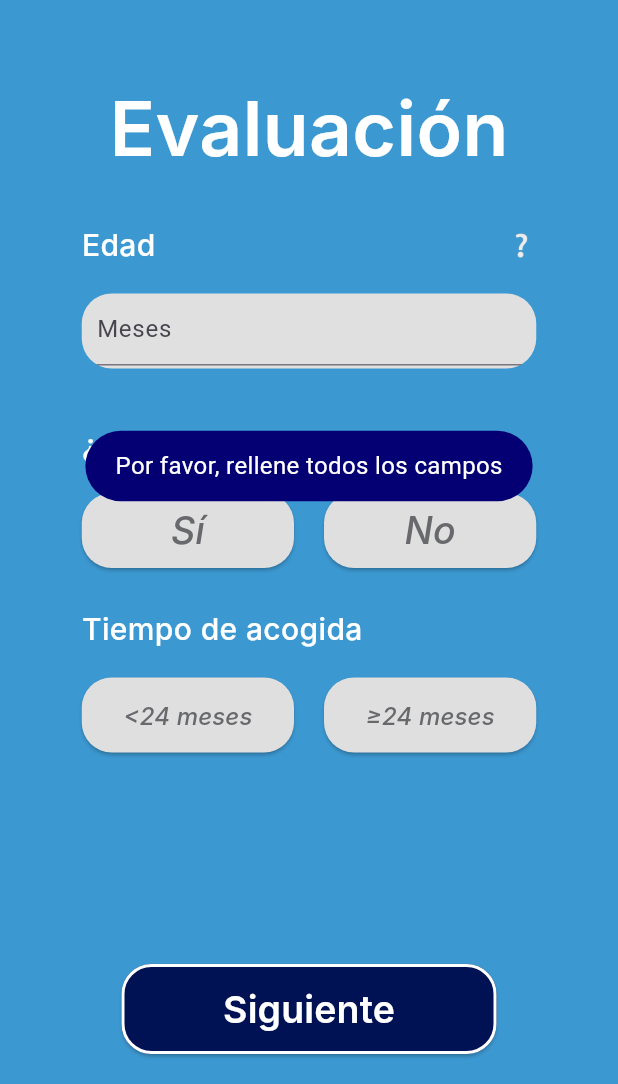
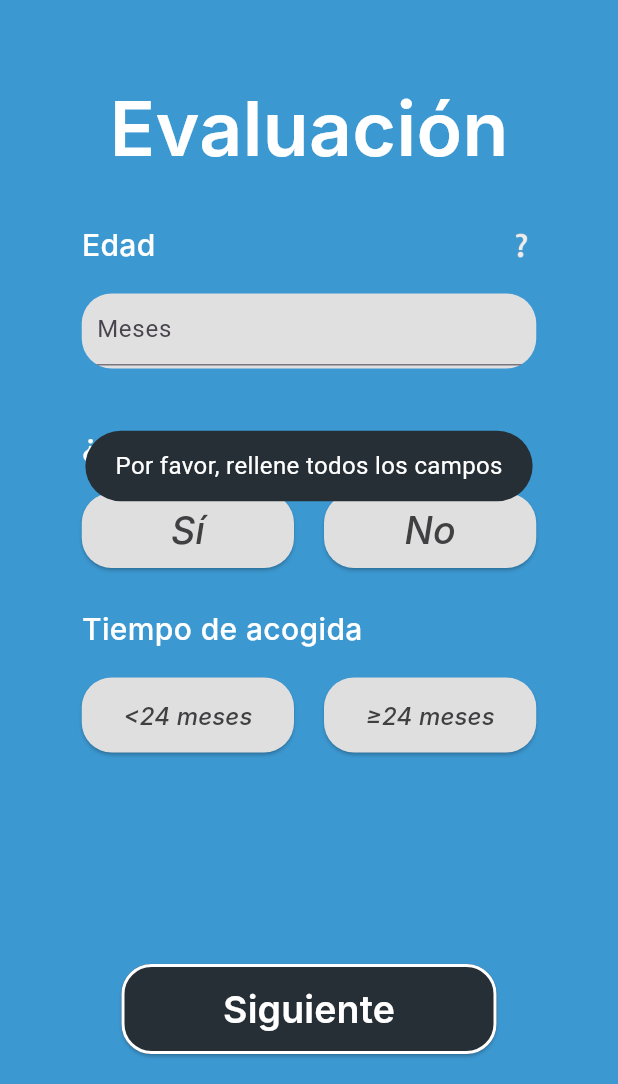
Before and after one commit to irenetrrs/teaf_app, a Flutter app: the Analisis1UI screen opened directly, after a tap on "Siguiente", on a phone screen of 412 x 824 dp, the part 152-1236 px from its top. Run offline on Flutter 3.47's test engine with Material 3 defaults, Android fonts, the phone set to English and light mode, and no system bars; our stand-ins replace csv, fluttertoast, open_file, pdf, shared_preferences; accounts and stored records are empty; Roboto replaces fonts that are missing (Inter).

Commit message:
colorinchis

```diff
--- a/lib/analisis1_ui.dart
+++ b/lib/analisis1_ui.dart
@@ -308,7 +308,7 @@ class _Analisis1UIState extends State<Analisis1UI> {
                                         AppLocalizations.of(context)!
                                             .translate('yes')!,
                                         style: TextStyle(
-                                          color: Color(0xFF68696C),
+                                          color: Color.fromARGB(255, 64, 64, 66),
                                           fontSize: 25,
                                           fontStyle: FontStyle.italic,
                                           fontFamily: 'Inter',
@@ -343,7 +343,7 @@ class _Analisis1UIState extends State<Analisis1UI> {
                                         AppLocalizations.of(context)!
                                             .translate('no')!,
                                         style: TextStyle(
-                                          color: Color(0xFF68696C),
+                                          color: Color.fromARGB(255, 64, 64, 66),
                                           fontSize: 25,
                                           fontStyle: FontStyle.italic,
                                           fontFamily: 'Inter',
@@ -417,7 +417,7 @@ class _Analisis1UIState extends State<Analisis1UI> {
                                         AppLocalizations.of(context)!
                                             .translate('less24')!,
                                         style: TextStyle(
-                                          color: Color(0xFF68696C),
+                                          color: Color.fromARGB(255, 64, 64, 66),
                                           fontSize: 16,
                                           fontStyle: FontStyle.italic,
                                           fontFamily: 'Inter',
@@ -453,7 +453,7 @@ class _Analisis1UIState extends State<Analisis1UI> {
                                         AppLocalizations.of(context)!
                                             .translate('more24')!,
                                         style: TextStyle(
-                                          color: Color(0xFF68696C),
+                                          color: Color.fromARGB(255, 64, 64, 66),
                                           fontSize: 16,
                                           fontStyle: FontStyle.italic,
                                           fontFamily: 'Inter',
@@ -505,7 +505,7 @@ class _Analisis1UIState extends State<Analisis1UI> {
                             toastLength: Toast.LENGTH_LONG,
                             gravity: ToastGravity.CENTER,
                             timeInSecForIosWeb: 2,
-                            backgroundColor: Color.fromARGB(255, 4, 0, 115),
+                            backgroundColor: Color(0xFF262f36),
                             textColor: Colors.white,
                             fontSize: 16.0,
                           );
@@ -517,7 +517,7 @@ class _Analisis1UIState extends State<Analisis1UI> {
                           toastLength: Toast.LENGTH_LONG,
                           gravity: ToastGravity.CENTER,
                           timeInSecForIosWeb: 2,
-                          backgroundColor: Color.fromARGB(255, 4, 0, 115),
+                          backgroundColor: Color(0xFF262f36),
                           textColor: Colors.white,
                           fontSize: 16.0,
                         );
@@ -525,7 +525,7 @@ class _Analisis1UIState extends State<Analisis1UI> {
                     },
                     style: ButtonStyle(
                       backgroundColor:
-                          MaterialStateProperty.all(Color(0xFF001254)),
+                          MaterialStateProperty.all( Color(0xFF262f36)),
                       shape: MaterialStateProperty.all<RoundedRectangleBorder>(
                         RoundedRectangleBorder(
                           side: BorderSide(color: Colors.white, width: 2.0),
--- a/lib/base_ui.dart
+++ b/lib/base_ui.dart
@@ -74,7 +74,7 @@ class BaseUI extends StatelessWidget {
                               },
                               style: ButtonStyle(
                                 backgroundColor: MaterialStateProperty.all(
-                                    Color(0xFF001254)),
+                                     Color(0xFF262f36)),
                                 shape: MaterialStateProperty.all<
                                     RoundedRectangleBorder>(
                                   RoundedRectangleBorder(
--- a/lib/inicio_ui.dart
+++ b/lib/inicio_ui.dart
@@ -114,6 +114,7 @@ class InicioUI extends StatelessWidget {
                         MaterialStateProperty.all(Color(0xFFDFDFDF)),
                     shape: MaterialStateProperty.all<RoundedRectangleBorder>(
                       RoundedRectangleBorder(
+                        side: BorderSide(color: Color(0xFF262f36), width: 2.0),
                         borderRadius: BorderRadius.circular(20.0),
                       ),
                     ),
--- a/lib/patient_details_ui.dart
+++ b/lib/patient_details_ui.dart
@@ -157,8 +157,7 @@ class PatientDetailsScreen extends StatelessWidget {
                                 _deletePatient(context, patientName);
                               },
                               style: ButtonStyle(
-                                backgroundColor: MaterialStateProperty.all(Color(
-                                    0xFF001254)), // Color de fondo del botón
+                                backgroundColor: MaterialStateProperty.all(Color(0xFF262f36)), // Color de fondo del botón
                                 shape: MaterialStateProperty.all<
                                     RoundedRectangleBorder>(
                                   RoundedRectangleBorder(
--- a/lib/solucion_ui.dart
+++ b/lib/solucion_ui.dart
@@ -4,7 +4,6 @@ import 'package:flutter/material.dart';
 import 'package:teaf_app/analisis1_ui.dart';
 import 'package:teaf_app/inicio_ui.dart';
 import 'resumen_ui.dart';
-import 'analisis5_ui.dart';
 import 'welcome_ui.dart';
 import 'package:url_launcher/url_launcher.dart';
 import 'diagnostico_helper.dart';
```
Also changed, not shown: lib/analisis2_ui.dart (+7 -7 lines), lib/analisis3_ui.dart (+6 -6 lines), lib/analisis5_ui.dart (+10 -2 lines), lib/analisis6_ui.dart (+4 -4 lines), lib/analisis7_ui.dart (+12 -3 lines), lib/patients_ui.dart (+8 -5 lines), img/idioma.png (deleted).
